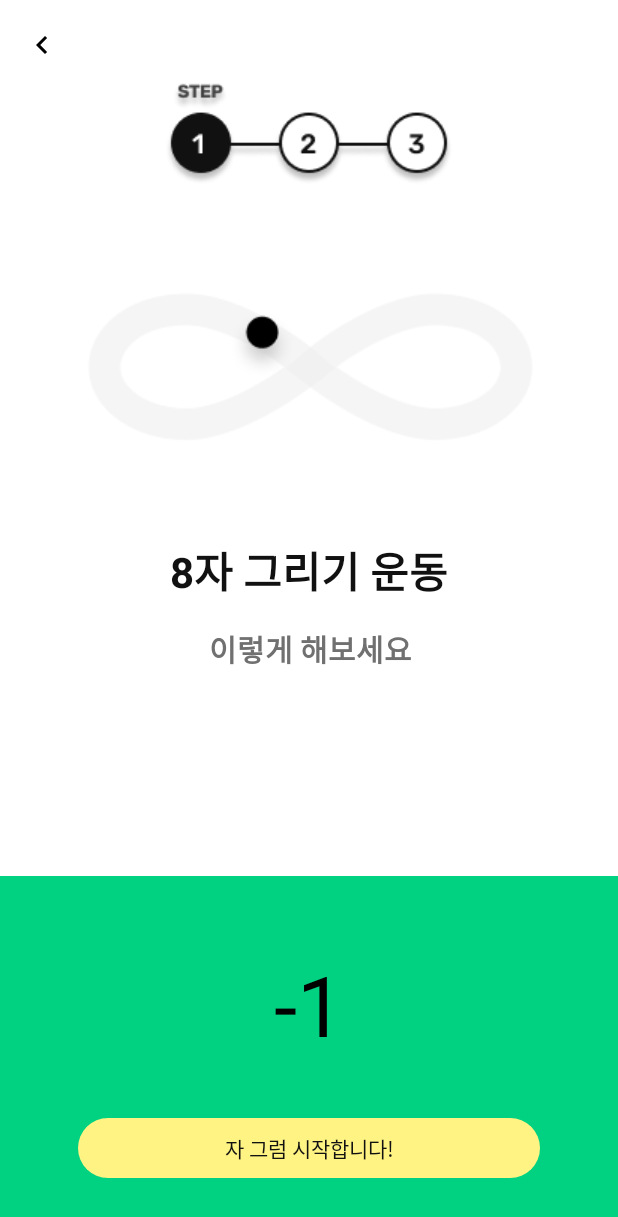
After one commit to Nexters/EyeLong-android, an Android app: the GuideExerciseActivity screen opened directly, with no data from a screen before it, on a phone screen of 412 x 824 dp. The commit adds this screen. Shown: the top 1217 px of the screen. Run offline under Robolectric (Android 15) with nearby library versions, the phone set to English and light mode, and no system bars.

Commit message:
Add timer

```diff
--- a/app/src/main/AndroidManifest.xml
+++ b/app/src/main/AndroidManifest.xml
@@ -9,7 +9,9 @@
         android:roundIcon="@mipmap/ic_launcher_round"
         android:supportsRtl="true"
         android:theme="@style/Theme.AppCompat.Light.NoActionBar">
-        <activity android:name=".ui.StartExerciseActivity"></activity>
+        <activity android:name=".ui.exercise.LottieActivity"/>
+        <activity android:name=".ui.exercise.GuideExerciseActivity" />
+        <activity android:name=".ui.exercise.StartExerciseActivity" />
         <activity android:name=".ui.exercise.AddEyeExerciseActivity" />
         <activity android:name=".ui.exercise.EyeExerciseDetailActivity" />
         <activity android:name=".ui.exercise.EyeExerciseActivity" />
--- a/app/src/main/java/com/teamnexters/eyelong/ui/StartExerciseActivity.kt
+++ /dev/null
@@ -1,30 +0,0 @@
-package com.teamnexters.eyelong.ui
-
-import androidx.appcompat.app.AppCompatActivity
-import android.os.Bundle
-import android.view.Gravity
-import android.view.View
-import android.widget.Toast
-import com.teamnexters.eyelong.R
-import com.teamnexters.eyelong.util.KCustomToast
-import kotlinx.android.synthetic.main.activity_start_exercise.*
-
-class StartExerciseActivity : AppCompatActivity() {
-
-    override fun onCreate(savedInstanceState: Bundle?) {
-        super.onCreate(savedInstanceState)
-        setContentView(R.layout.activity_start_exercise)
-
-        btn_next_blue_img.setOnClickListener {
-            //Toast 띄우기
-            showInfoToastWithTypeface(it)
-
-            //1초 후에 intent하기
-
-        }
-    }
-
-    fun showInfoToastWithTypeface(view: View) {
-        KCustomToast.infoToast(this, getString(R.string.block_blue_light) , KCustomToast.GRAVITY_BOTTOM)
-    }
-}
--- a/app/src/main/java/com/teamnexters/eyelong/ui/exercise/EyeExerciseActivity.kt
+++ b/app/src/main/java/com/teamnexters/eyelong/ui/exercise/EyeExerciseActivity.kt
@@ -5,12 +5,10 @@ import android.os.Bundle
 import android.util.Log
 import android.view.View
 import androidx.appcompat.app.AppCompatActivity
-import androidx.lifecycle.ViewModelProvider
 import androidx.recyclerview.widget.LinearLayoutManager
 import com.teamnexters.eyelong.R
 import com.teamnexters.eyelong.db.entity.Exercise
 import com.teamnexters.eyelong.db.entity.ExerciseHistory
-import com.teamnexters.eyelong.ui.StartExerciseActivity
 import com.teamnexters.eyelong.ui.exercise.adapter.EyeExerciseRecyclerViewAdapter
 import com.teamnexters.eyelong.ui.exercise.viewmodel.ExerciseHistoryViewModel
 import com.teamnexters.eyelong.ui.exercise.viewmodel.ExerciseViewModel
@@ -36,7 +34,7 @@ import kotlin.collections.ArrayList
              }
              cl_exercise_start_btn -> {
 
-                 var intent = Intent(this, StartExerciseActivity::class.java)
+                 val intent = Intent(this, StartExerciseActivity::class.java)
                  startActivity(intent)
              }
          }
--- /dev/null
+++ b/app/src/main/java/com/teamnexters/eyelong/ui/exercise/GuideExerciseActivity.kt
@@ -0,0 +1,52 @@
+package com.teamnexters.eyelong.ui.exercise
+
+import android.content.Intent
+import androidx.appcompat.app.AppCompatActivity
+import android.os.Bundle
+import android.view.View
+import com.teamnexters.eyelong.R
+import kotlinx.android.synthetic.main.activity_guide_exercise.*
+import java.util.*
+import kotlin.concurrent.timer
+
+class GuideExerciseActivity : AppCompatActivity() {
+    private lateinit var timer : Timer
+    var time = 3
+
+    override fun onCreate(savedInstanceState: Bundle?) {
+        super.onCreate(savedInstanceState)
+        setContentView(R.layout.activity_guide_exercise)
+
+        timerLogic()
+    }
+
+    private fun timerLogic() {
+        //1초 지나면 --> 3
+        //2초 지나면 --> 2
+        //3초 지나면 --> 1 과 자 그럼 시작합니다 ! 뷰 띄워주기
+
+        //그리고 운동의 종류는 총 3가지가 있을 것
+        // 3가지의 운동마다 image, text, color 모두 다름
+        // 이거 check 해서 해줘야함...
+
+        //1초에 한번씩
+        timer = timer(period = 1000){
+            time--
+
+            runOnUiThread {
+                tv_timer.text = "$time"
+
+
+            }
+            if(time == 1) {
+                cl_lets_start_toast.visibility = View.VISIBLE
+            }
+            else if(time == 0) {
+                //intent!!! --> StartExercise는 아님 응 아님
+                val intent = Intent(this@GuideExerciseActivity, StartExerciseActivity::class.java)
+                startActivity(intent)
+            }
+        }
+
+    }
+}
--- /dev/null
+++ b/app/src/main/java/com/teamnexters/eyelong/ui/exercise/LottieActivity.kt
@@ -0,0 +1,13 @@
+package com.teamnexters.eyelong.ui.exercise
+
+import androidx.appcompat.app.AppCompatActivity
+import android.os.Bundle
+import com.teamnexters.eyelong.R
+
+class LottieActivity : AppCompatActivity() {
+
+    override fun onCreate(savedInstanceState: Bundle?) {
+        super.onCreate(savedInstanceState)
+        setContentView(R.layout.activity_lottie)
+    }
+}
--- /dev/null
+++ b/app/src/main/java/com/teamnexters/eyelong/ui/exercise/StartExerciseActivity.kt
@@ -0,0 +1,56 @@
+package com.teamnexters.eyelong.ui.exercise
+
+import android.content.Intent
+import androidx.appcompat.app.AppCompatActivity
+import android.os.Bundle
+import android.view.Gravity
+import android.view.View
+import android.widget.Toast
+import com.teamnexters.eyelong.R
+import com.teamnexters.eyelong.util.KCustomToast
+import kotlinx.android.synthetic.main.activity_add_eye_exercise.*
+import kotlinx.android.synthetic.main.activity_eye_exercise.*
+import kotlinx.android.synthetic.main.activity_start_exercise.*
+import kotlinx.android.synthetic.main.activity_start_exercise.img_btn_back
+
+class StartExerciseActivity : AppCompatActivity(), View.OnClickListener {
+
+
+    override fun onCreate(savedInstanceState: Bundle?) {
+        super.onCreate(savedInstanceState)
+        setContentView(R.layout.activity_start_exercise)
+
+
+
+        init()
+    }
+
+    override fun onClick(v: View?) {
+        v!!.let {
+            when (it) {
+                img_btn_back -> {
+                    finish()
+                }
+
+                btn_next_blue_img -> {
+                    //Toast 띄우기
+                    showInfoToastWithTypeface(v)
+
+                    //1초 후에 intent하기
+                    val intent = Intent(this, GuideExerciseActivity::class.java)
+                    startActivity(intent)
+
+                }
+            }
+        }
+    }
+
+    private fun init() {
+        btn_next_blue_img.setOnClickListener(this)
+        img_btn_back.setOnClickListener(this)
+    }
+
+    fun showInfoToastWithTypeface(view: View) {
+        KCustomToast.infoToast(this, getString(R.string.block_blue_light) , KCustomToast.GRAVITY_BOTTOM)
+    }
+}
--- a/app/src/main/res/drawable/exercise_green_round_box.xml
+++ b/app/src/main/res/drawable/start_btn_round_yellow_box.xml
@@ -2,8 +2,7 @@
 <shape xmlns:android="http://schemas.android.com/apk/res/android"
     android:shape="rectangle">
 
-    <solid android:color="@color/colorGreen_500"/>
+    <solid android:color="@color/colorLemon_500" />
 
-    <corners
-        android:radius="4dp" />
+    <corners android:radius="48dp" />
 </shape>
--- /dev/null
+++ b/app/src/main/res/layout/activity_guide_exercise.xml
@@ -0,0 +1,132 @@
+<?xml version="1.0" encoding="utf-8"?>
+<androidx.constraintlayout.widget.ConstraintLayout xmlns:android="http://schemas.android.com/apk/res/android"
+    xmlns:app="http://schemas.android.com/apk/res-auto"
+    xmlns:tools="http://schemas.android.com/tools"
+    android:layout_width="match_parent"
+    android:layout_height="match_parent"
+    android:background="@color/colorWhite"
+    tools:context=".ui.exercise.GuideExerciseActivity">
+
+    <!--back btn-->
+    <ImageView
+        android:id="@+id/img_btn_back"
+        android:layout_width="24dp"
+        android:layout_height="24dp"
+        android:layout_marginStart="16dp"
+        android:layout_marginTop="18dp"
+        android:src="@drawable/ic_back_btn_black_24dp"
+        app:layout_constraintStart_toStartOf="parent"
+        app:layout_constraintTop_toTopOf="parent" />
+
+
+    <ImageView
+        android:id="@+id/img_green_icon"
+        android:layout_width="wrap_content"
+        android:layout_height="wrap_content"
+        app:layout_constraintEnd_toEndOf="parent"
+        app:layout_constraintStart_toStartOf="parent"
+        app:layout_constraintTop_toBottomOf="@+id/img_btn_back"
+        android:layout_marginTop="12dp"
+        android:src="@drawable/stepper1"
+        />
+
+
+    <ImageView
+        android:id="@+id/img_eye_exercise_icon"
+        android:layout_width="wrap_content"
+        android:layout_height="wrap_content"
+        app:layout_constraintEnd_toEndOf="parent"
+        app:layout_constraintStart_toStartOf="parent"
+        app:layout_constraintTop_toBottomOf="@+id/img_green_icon"
+        android:layout_marginTop="24dp"
+        android:src="@drawable/img_eye_exercise1"
+        />
+
+    <!--main text-->
+    <androidx.constraintlayout.widget.ConstraintLayout
+        android:id="@+id/cl_main_text"
+        android:layout_width="wrap_content"
+        android:layout_height="wrap_content"
+        android:layout_marginTop="16dp"
+        app:layout_constraintEnd_toEndOf="parent"
+        app:layout_constraintStart_toStartOf="parent"
+        app:layout_constraintTop_toBottomOf="@+id/img_eye_exercise_icon">
+
+        <TextView
+            android:id="@+id/tv_like_desert"
+            android:layout_width="wrap_content"
+            android:layout_height="wrap_content"
+            android:text="8자 그리기 운동"
+            android:textColor="@color/colorBlack_800"
+            android:textSize="28sp"
+            android:textStyle="bold"
+            app:layout_constraintStart_toStartOf="parent"
+            app:layout_constraintTop_toTopOf="parent" />
+
+        <TextView
+            android:id="@+id/tv_for_eyes"
+            android:layout_width="wrap_content"
+            android:layout_height="wrap_content"
+            android:layout_marginStart="2dp"
+            android:layout_marginTop="16dp"
+            android:text="이렇게 해보세요"
+            android:textColor="@color/colorBlack_400"
+            android:textSize="20sp"
+            android:textStyle="bold"
+            app:layout_constraintStart_toStartOf="parent"
+            app:layout_constraintEnd_toEndOf="parent"
+            app:layout_constraintTop_toBottomOf="@+id/tv_like_desert" />
+
+    </androidx.constraintlayout.widget.ConstraintLayout>
+
+    <androidx.constraintlayout.widget.ConstraintLayout
+        android:layout_width="match_parent"
+        android:layout_height="240dp"
+        android:background="@color/colorGreen_501"
+        app:layout_constraintBottom_toBottomOf="parent"
+        app:layout_constraintEnd_toEndOf="parent"
+        app:layout_constraintHorizontal_bias="0.0"
+        app:layout_constraintStart_toStartOf="parent">
+
+        <TextView
+            android:id="@+id/tv_timer"
+            android:layout_width="wrap_content"
+            android:layout_height="wrap_content"
+            android:layout_marginTop="48dp"
+            android:text="3"
+            android:textColor="@color/colorBlack"
+            android:textSize="56sp"
+            app:layout_constraintEnd_toEndOf="parent"
+            app:layout_constraintStart_toStartOf="parent"
+            app:layout_constraintTop_toTopOf="parent" />
+
+        <androidx.constraintlayout.widget.ConstraintLayout
+            android:id="@+id/cl_lets_start_toast"
+            android:layout_width="match_parent"
+            android:layout_height="40dp"
+            android:layout_marginHorizontal="52dp"
+            android:background="@drawable/start_btn_round_yellow_box"
+            app:layout_constraintBottom_toBottomOf="parent"
+            app:layout_constraintEnd_toEndOf="parent"
+            app:layout_constraintStart_toStartOf="parent"
+            app:layout_constraintTop_toBottomOf="@+id/tv_timer">
+
+            <TextView
+                android:id="@+id/tv_timer_toast"
+                android:layout_width="wrap_content"
+                android:layout_height="wrap_content"
+                android:text="자 그럼 시작합니다!"
+                android:textColor="@color/colorBlack_800"
+                android:textSize="14sp"
+                app:layout_constraintBottom_toBottomOf="parent"
+                app:layout_constraintEnd_toEndOf="parent"
+                app:layout_constraintStart_toStartOf="parent"
+                app:layout_constraintTop_toTopOf="parent" />
+
+        </androidx.constraintlayout.widget.ConstraintLayout>
+
+
+    </androidx.constraintlayout.widget.ConstraintLayout>
+
+
+</androidx.constraintlayout.widget.ConstraintLayout>
--- /dev/null
+++ b/app/src/main/res/layout/activity_lottie.xml
@@ -0,0 +1,12 @@
+<?xml version="1.0" encoding="utf-8"?>
+<androidx.constraintlayout.widget.ConstraintLayout
+    xmlns:android="http://schemas.android.com/apk/res/android"
+    xmlns:app="http://schemas.android.com/apk/res-auto"
+    xmlns:tools="http://schemas.android.com/tools"
+    android:layout_width="match_parent"
+    android:layout_height="match_parent"
+    tools:context=".ui.exercise.LottieActivity">
+
+
+
+</androidx.constraintlayout.widget.ConstraintLayout>
--- a/app/src/main/res/layout/activity_start_exercise.xml
+++ b/app/src/main/res/layout/activity_start_exercise.xml
@@ -4,7 +4,7 @@
     xmlns:tools="http://schemas.android.com/tools"
     android:layout_width="match_parent"
     android:layout_height="match_parent"
-    tools:context=".ui.StartExerciseActivity">
+    tools:context=".ui.exercise.StartExerciseActivity">
 
     <!--back btn-->
     <ImageView
--- a/app/src/main/res/values/colors.xml
+++ b/app/src/main/res/values/colors.xml
@@ -22,13 +22,14 @@
 
     <color name="colorGreen_500">#3BEAA7</color>
 
-    <color name="colorGreen_">#00D282</color>
+    <color name="colorGreen_501">#00D282</color>
 
 
     <color name="colorWhite">#FFFFFF</color>
 
 
     <color name="colorLemon">#FDF292</color>
+    <color name="colorLemon_500">#FFF383</color>
     <color name="colorYellow">#FFEB85</color>
 
 
--- a/app/src/main/res/values/strings.xml
+++ b/app/src/main/res/values/strings.xml
@@ -44,7 +44,6 @@
     <string name="exercise_reference_detail">눈이 아프면 운동을 멈춰주세요. 그리고 눈 운동의 효과는 사람마다 다를 수 있습니다.</string>
 
 
-
     <string name="block_blue_light">잠깐! 블루라이트 차단 모드를 켜주세요!</string>
 
 </resources>
```
Also changed, not shown: app/build.gradle (line endings or trailing spaces), app/src/main/res/drawable-v24/img_eye_exercise1.png (added), app/src/main/res/drawable-v24/stepper1.png (added).
